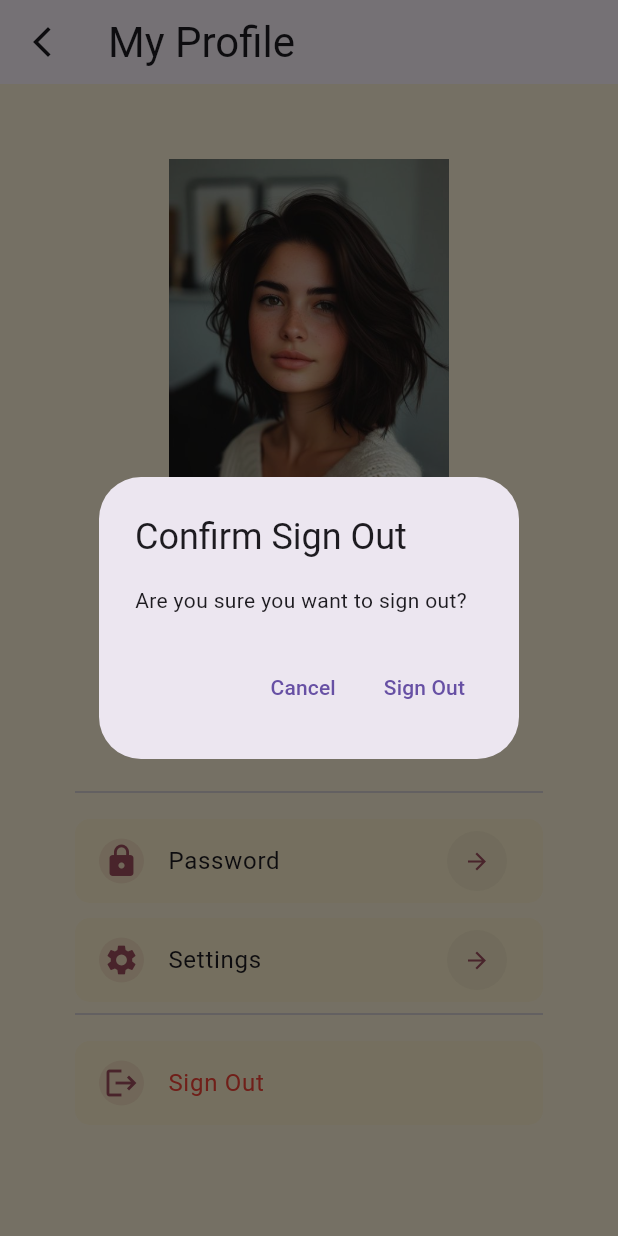
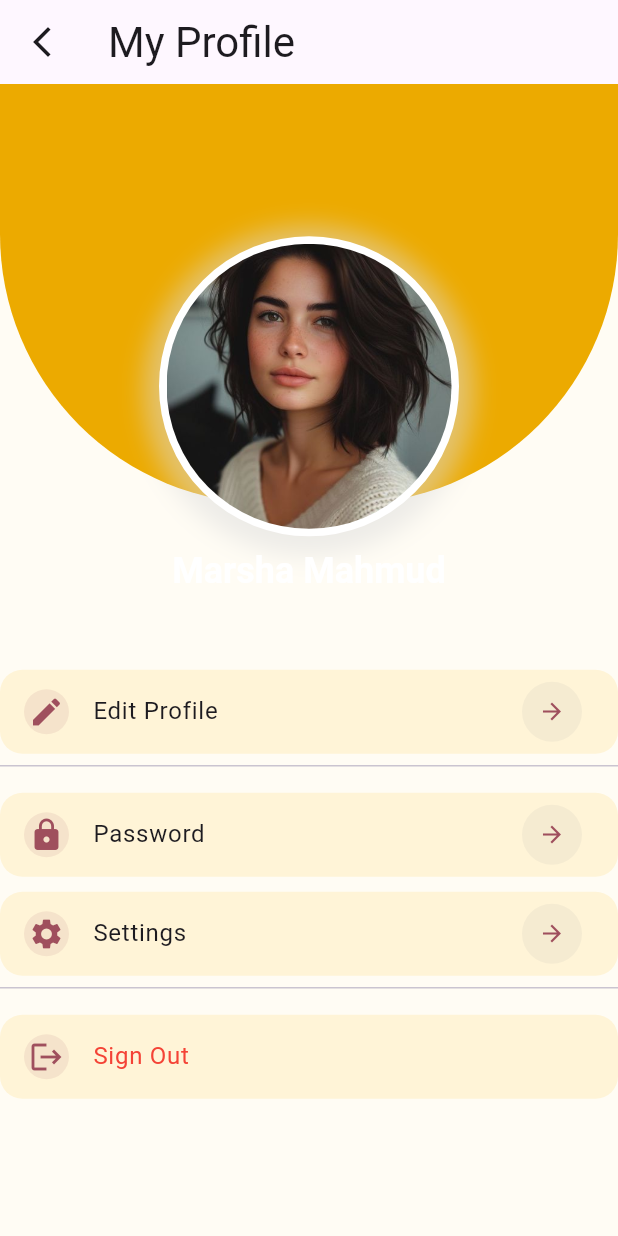
Before and after one commit to nuramirahathirahnazli/ByteBurst, a Flutter app: the screen it shows after launch, item 5 of the bottom bar chosen, after a tap on "Sign Out", on a phone screen of 412 x 824 dp. Run offline on Flutter 3.47's test engine with Material 3 defaults, Android fonts, the phone set to English and light mode, and no system bars; our stand-ins replace cloud_firestore, curved_navigation_bar, firebase_auth, firebase_core; accounts and stored records are empty.

Commit message:
Edit UI
edit UI page for user view their profile

```diff
--- a/utmfit/lib/main.dart
+++ b/utmfit/lib/main.dart
@@ -2,8 +2,6 @@ import 'package:firebase_core/firebase_core.dart';
 import 'package:utmfit/screens/user/dashboard_user.dart'; //dashboard user purposes
 import 'package:flutter/material.dart';
 import 'firebase_options.dart';
-import 'package:firebase_core/firebase_core.dart';
-import 'package:cloud_firestore/cloud_firestore.dart';
 
 void main() async {
   WidgetsFlutterBinding.ensureInitialized();
--- a/utmfit/lib/screens/user/dashboard_user.dart
+++ b/utmfit/lib/screens/user/dashboard_user.dart
@@ -1,9 +1,10 @@
+// ignore_for_file: unused_field
+
 import 'package:curved_navigation_bar/curved_navigation_bar.dart';
 import 'package:flutter/material.dart';
 import 'package:utmfit/screens/user/profile/profile_user.dart';
 import 'package:utmfit/screens/user/Auth/signin_user.dart';
 import 'package:utmfit/src/constants/colors.dart';
-import 'package:firebase_core/firebase_core.dart';
 import 'package:cloud_firestore/cloud_firestore.dart';
 
 class dashboardUser extends StatefulWidget {
--- a/utmfit/lib/screens/user/profile/profile_user.dart
+++ b/utmfit/lib/screens/user/profile/profile_user.dart
@@ -1,57 +1,87 @@
 import 'package:flutter/material.dart';
 import 'package:utmfit/src/constants/colors.dart';
 import 'package:utmfit/src/constants/image_strings.dart';
-import 'package:utmfit/screens/user/Auth/signin_user.dart';
-import 'package:utmfit/screens/user/dashboard_user.dart';
 
-class ProfileUser extends StatelessWidget {
+class ProfileUser extends StatelessWidget{
   const ProfileUser({Key? key}) : super(key: key);
 
   @override
   Widget build(BuildContext context) {
-    var isDark = MediaQuery.of(context).platformBrightness == Brightness.dark;
     return Scaffold(
       backgroundColor: clrBase, // Set the entire background screen color
       appBar: AppBar(
         leading: IconButton(
-            onPressed: () {
-              Navigator.pop(context); // Navigate back to dashboard_user screen
-            },
+          onPressed: () => Navigator.pop(context), // Navigate back to dashboard_user screen
           icon: const Icon(Icons.arrow_back_ios_new_sharp),
         ),
-          title: Text("My Profile",
-              style: Theme.of(context).textTheme.headlineMedium),
+        title: Text("My Profile", style: Theme.of(context).textTheme.headlineMedium),
       ),
-        body: SingleChildScrollView(
-          child: Container(
-            padding: const EdgeInsets.all(50), //50 = size
-            child: Column(
+      body: Stack(
         children: [
-                SizedBox(
-                  width: 280,
-                  height: 280,
-                  child: ClipRRect(
-                    //borderRadius: BorderRadius.circular(150.0), tak jadi bulat
-                    child: const Image(image: AssetImage(strProfileImage)),
+          // Curved background container
+          Container(
+            height: 280.0,
+            decoration: BoxDecoration(
+              color: clrUserPrimary, // Set the curved background color
+              borderRadius: const BorderRadius.only(
+                bottomLeft: Radius.circular(180.0),
+                bottomRight: Radius.circular(180.0),
               ),
             ),
-                const SizedBox(height: 20),
-                Text("Marsha Mahmud",
-                    style: Theme.of(context).textTheme.headlineSmall),
-                const SizedBox(height: 20),
-                Text("marsha@gmail.com",
-                    style: Theme.of(context).textTheme.headlineSmall),
-                const SizedBox(height: 30),
+          ),
+          Center(
+            child: Column(
+              mainAxisAlignment: MainAxisAlignment.center,
+              children: [
+                const SizedBox(height: 10),
+                Container(
+                  width: 200, // Set the desired size
+                  height: 200,
+                  decoration: BoxDecoration(
+                    shape: BoxShape.circle,
+                    color: Colors.white, // Set the background color to white
+                    border: Border.all(
+                      color: Colors.white, // Set the border color
+                      width: 5.0, // Set the border width
+                    ),
+                    boxShadow: [
+                      BoxShadow(
+                        color: const Color.fromARGB(255, 219, 219, 219).withOpacity(0.5),
+                        spreadRadius: 10,
+                        blurRadius: 13,
+                        offset: const Offset(0, 3),
+                      ),
+                    ],
+                  ),
+                  child: ClipOval(
+                    child: Image(image: AssetImage(strProfileImage),
+                      fit: BoxFit.cover,
+                    ),
+                  ),
+                ),
+              const SizedBox(height: 7),
+              Text(
+                "Marsha Mahmud",
+                style: Theme.of(context).textTheme.headlineSmall?.copyWith(
+                  fontWeight: FontWeight.bold,
+                  color: Colors.white,
+                ),
+              ),
+              const SizedBox(height: 10),
+              const SizedBox(height: 40),
+              UserProfileWidget(
+                title: "Edit Profile",
+                icon: Icons.edit,
+                onPress: () {},
+                backgroundColor: clrUser3,
+              ),
               const Divider(),
               const SizedBox(height: 10),
-
-                //MENU
               UserProfileWidget(
                 title: "Password",
                 icon: Icons.lock,
                 onPress: () {},
                 backgroundColor: clrUser3,
-                  // Set the desired background color
               ),
               const SizedBox(height: 10),
               UserProfileWidget(
@@ -67,44 +97,15 @@ class ProfileUser extends StatelessWidget {
                 icon: Icons.logout,
                 textColor: Colors.red,
                 endIcon: false,
-                  backgroundColor: clrUser3,
-                  onPress: () {
-                    showDialog(
-                      context: context,
-                      builder: (BuildContext context) {
-                        return AlertDialog(
-                          title: Text("Confirm Sign Out"),
-                          content: Text("Are you sure you want to sign out?"),
-                          actions: <Widget>[
-                            TextButton(
-                              onPressed: () {
-                                Navigator.of(context).pop(); // Close the dialog
-                              },
-                              child: Text("Cancel"),
-                            ),
-                            TextButton(
-                              onPressed: () {
-                                // Perform sign-out logic here
-                                Navigator.of(context).pop(); // Close the dialog
-                                Navigator.pushReplacement(
-                                  context,
-                                  MaterialPageRoute(
-                                      builder: (context) =>
-                                          const dashboardUser()), // Replace `HomePage` with the name of your homepage class
-                                );
-                              },
-                              child: Text("Sign Out"),
-                            ),
-                          ],
-                        );
-                      },
-                    );
-                  },
+                backgroundColor: clrUser3, // Set the desired background color
+                onPress: () {},
               ),
            ],
             ),
           ),
-        ));
+        ],
+      ),
+    );
   }
 }
 
@@ -128,13 +129,13 @@ class UserProfileWidget extends StatelessWidget {
 
   @override
   Widget build(BuildContext context) {
+
         return Container(
       decoration: BoxDecoration(
         color: backgroundColor,
-        borderRadius: BorderRadius.circular(10.0), // Add border radius here
+        borderRadius: BorderRadius.circular(15.0), // Add border radius here
       ),
-      child: ListTile(
-        // Nested within Container
+        child: ListTile(  // Nested within Container
         onTap: onPress,
         leading: Container(
           width: 30,
@@ -145,21 +146,16 @@ class UserProfileWidget extends StatelessWidget {
           ),
           child: Icon(icon, color: clrUser5),
         ),
-        title: Text(title,
-            style:
-                Theme.of(context).textTheme.bodyLarge?.apply(color: textColor)),
-        trailing: endIcon
-            ? Container(
+        title: Text(title, style: Theme.of(context).textTheme.bodyLarge?.apply(color: textColor)),
+        trailing: endIcon ? Container(
           width: 40,
           height: 40,
           decoration: BoxDecoration(
             borderRadius: BorderRadius.circular(100),
             color: Colors.grey.withOpacity(0.1),
           ),
-                child: const Icon(Icons.arrow_forward,
-                    size: 18.0, color: clrUser5),
-              )
-            : null,
+          child: const Icon(Icons.arrow_forward, size: 18.0, color: clrUser5),
+        ) : null,
    ),
     );
   }
--- a/utmfit/lib/src/constants/colors.dart
+++ b/utmfit/lib/src/constants/colors.dart
@@ -2,7 +2,7 @@
 
 import 'package:flutter/material.dart';
 
-const Color clrBase = Color.fromRGBO(255, 239, 198, 0.64); //kena tengok balik, sebab warna dia gelap dkt emulator, tapi dkt web okay
+const Color clrBase = Color(0xFFFFFCF4);
 const Color clrBlack = Color(0xFF000000);
 
 //COLOURS FOR USER
--- a/utmfit/pubspec.yaml
+++ b/utmfit/pubspec.yaml
@@ -41,6 +41,7 @@ dependencies:
   provider: ^6.1.2
   firebase_ui_auth: ^1.13.1
   curved_navigation_bar: ^1.0.3
+  gap: ^3.0.1
 
 dev_dependencies:
   flutter_test:
```
Also changed, not shown: utmfit/pubspec.lock. Lines whose indentation alone changed are shown as unchanged.
